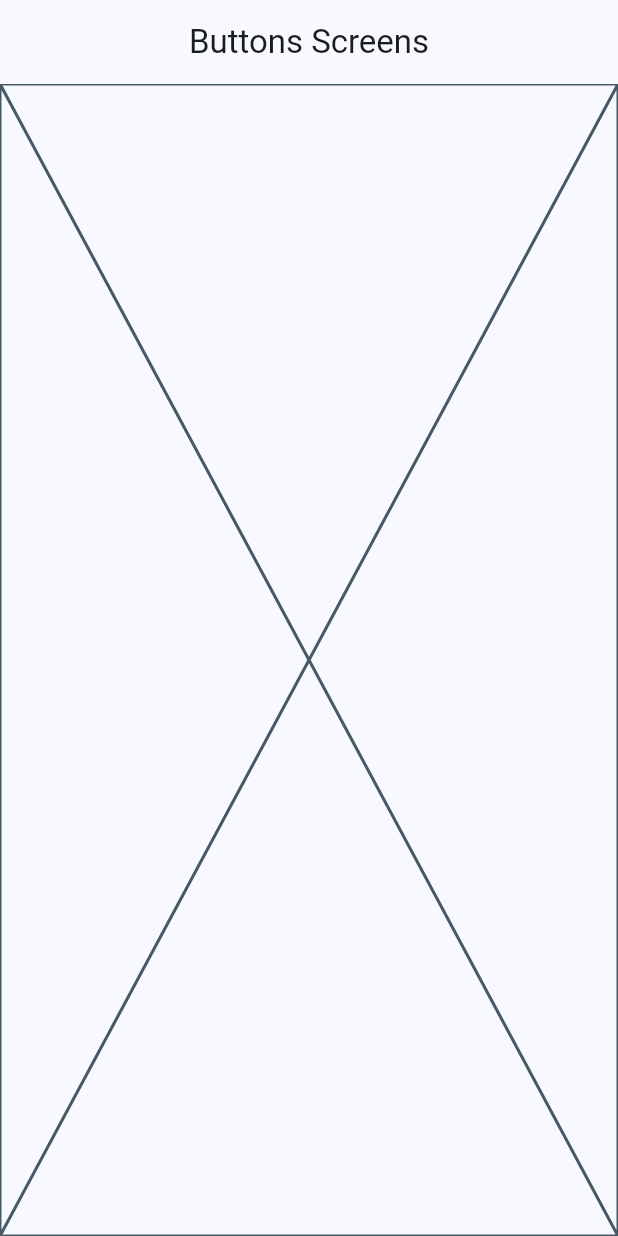
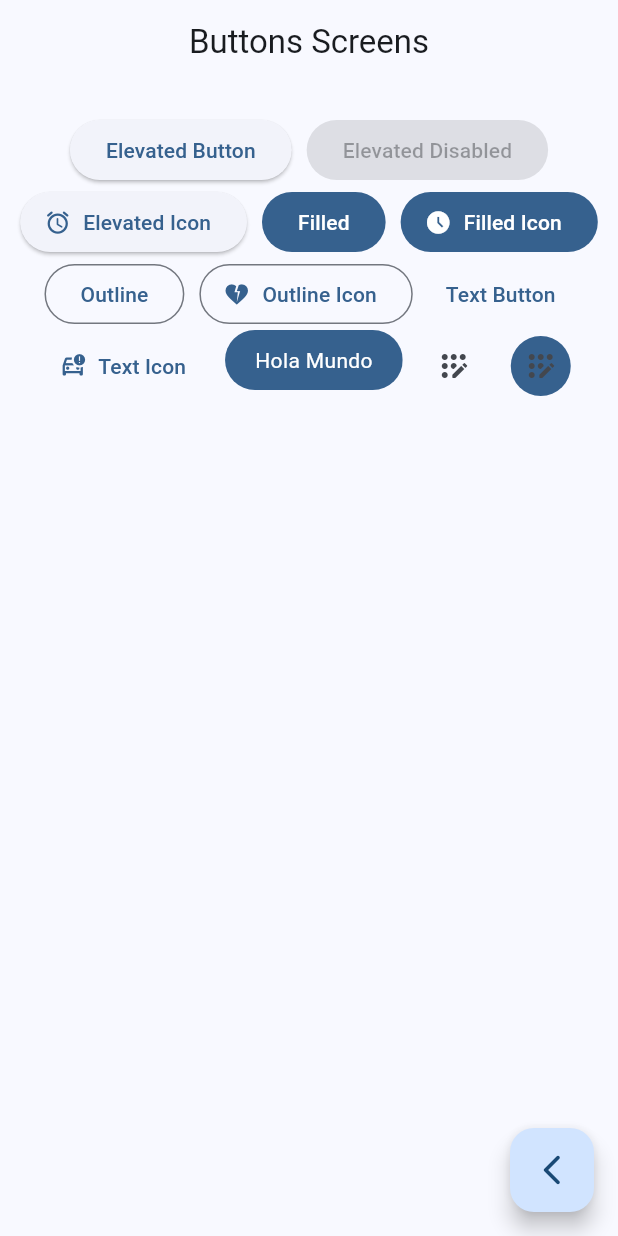
Before and after one commit to lcoronelcosta/widgets_app_flutter, a Flutter app: the ButtonsScreen screen opened by its route, on a phone screen of 412 x 824 dp. Run offline on Flutter 3.47's test engine with Material 3 defaults, Android fonts, the phone set to English and light mode, and no system bars; our stand-ins replace go_router.

Commit message:
Button screens finished

```diff
--- a/lib/presentation/screens/buttons/buttons_screen.dart
+++ b/lib/presentation/screens/buttons/buttons_screen.dart
@@ -1,4 +1,5 @@
 import 'package:flutter/material.dart';
+import 'package:go_router/go_router.dart';
 
 class ButtonsScreen extends StatelessWidget {
 
@@ -12,7 +13,100 @@ class ButtonsScreen extends StatelessWidget {
       appBar: AppBar(
         title: const Text('Buttons Screens'),
       ),
-      body: const Placeholder(),
+      body: const _ButtonsView(),
+      floatingActionButton: FloatingActionButton(
+        child: const Icon(Icons.arrow_back_ios_new_rounded),
+        onPressed: () {
+          context.pop();
+        },
+      ),
     );
   }
 }
+
+class _ButtonsView extends StatelessWidget {
+  const _ButtonsView();
+
+  @override
+  Widget build(BuildContext context) {
+
+    final colors = Theme.of(context).colorScheme;
+
+    return SizedBox(
+      width: double.infinity,
+      child: Padding(
+        padding: const EdgeInsets.symmetric(horizontal: 10, vertical: 20),
+        child: Wrap(
+          spacing: 10,
+          alignment: WrapAlignment.center,
+          children: [
+            ElevatedButton(onPressed: () {}, child: const Text('Elevated Button')),
+            const ElevatedButton(onPressed: null, child: Text('Elevated Disabled')),
+            ElevatedButton.icon(
+              onPressed: () {},
+              icon: const Icon(Icons.access_alarm_rounded),
+              label: const Text('Elevated Icon')
+            ),
+
+            FilledButton(onPressed: () {}, child: const Text('Filled')),
+            FilledButton.icon(
+              onPressed: () {},
+              icon: const Icon(Icons.access_time_filled_outlined),
+              label: const Text('Filled Icon')
+            ),
+
+            OutlinedButton(onPressed: () {}, child: const Text('Outline')),
+            OutlinedButton.icon(
+              onPressed: () {},
+              icon: const Icon(Icons.heart_broken),
+              label: const Text('Outline Icon')
+            ),
+
+            TextButton(onPressed: () {}, child: const Text('Text Button')),
+            TextButton.icon(
+              onPressed: () {},
+              icon: const Icon(Icons.car_crash_outlined),
+              label: const Text('Text Icon')
+            ),
+
+            const _CustomButtom(),
+
+            IconButton(onPressed: () {}, icon: const Icon(Icons.app_registration_rounded)),
+            IconButton(
+              onPressed: () {},
+              icon: const Icon(Icons.app_registration_rounded),
+              style: ButtonStyle(
+                backgroundColor: MaterialStatePropertyAll(colors.primary),
+              ),
+            )
+
+          ],
+        ),
+      ),
+    );
+  }
+}
+
+class _CustomButtom extends StatelessWidget {
+  const _CustomButtom({super.key});
+
+  @override
+  Widget build(BuildContext context) {
+
+    final colors = Theme.of(context).colorScheme;
+
+    return ClipRRect(
+      borderRadius: BorderRadius.circular(20),
+      child: Material(
+        color: colors.primary,
+        child: const Padding(
+          padding: EdgeInsets.symmetric(horizontal: 20, vertical: 10),
+          child: Text(
+            'Hola Mundo',
+            style: TextStyle( color: Colors.white ),
+          ),
+        ),
+      ),
+    );
+  }
+}
```
